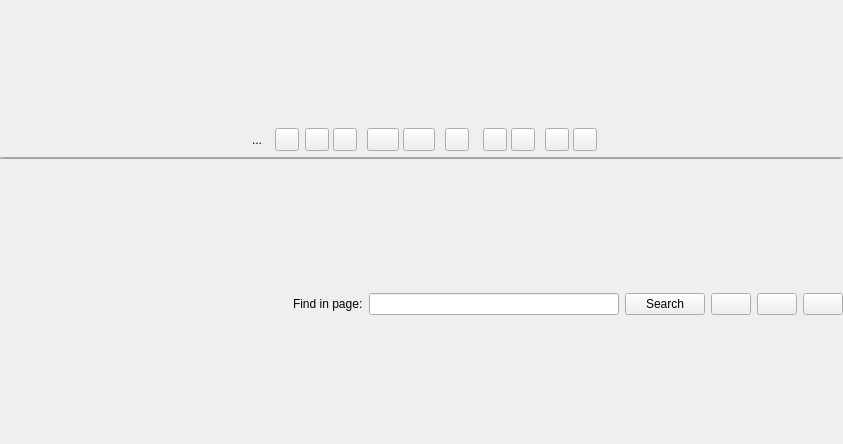
This is galacteek/ui/forms/browsertab.ui in pinnaculum/galacteek as Qt 5 draws it before an edit. The edited form follows.
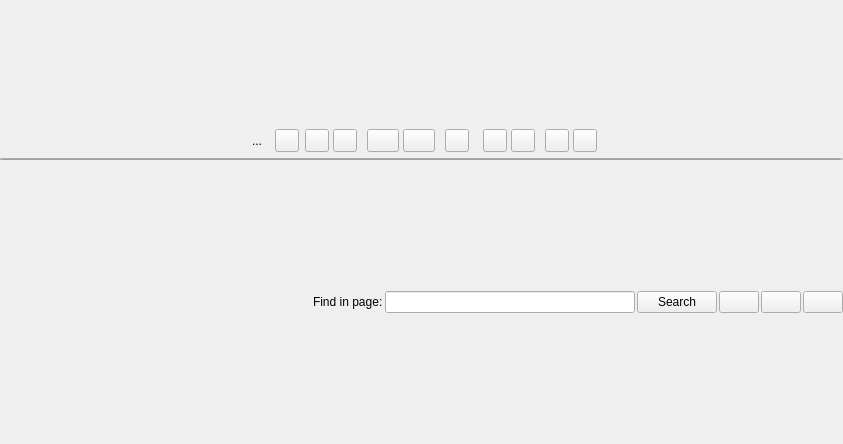
This is the edited form. Icons and pictures are not drawn.

```diff
--- a/galacteek/ui/forms/browsertab.ui
+++ b/galacteek/ui/forms/browsertab.ui
@@ -18,7 +18,7 @@
   </property>
   <layout class="QVBoxLayout" name="verticalLayout_18">
    <property name="spacing">
-    <number>6</number>
+    <number>2</number>
    </property>
    <property name="leftMargin">
     <number>0</number>
```
Left out of the diff: 10 changed lines with no effect on the pictures.
